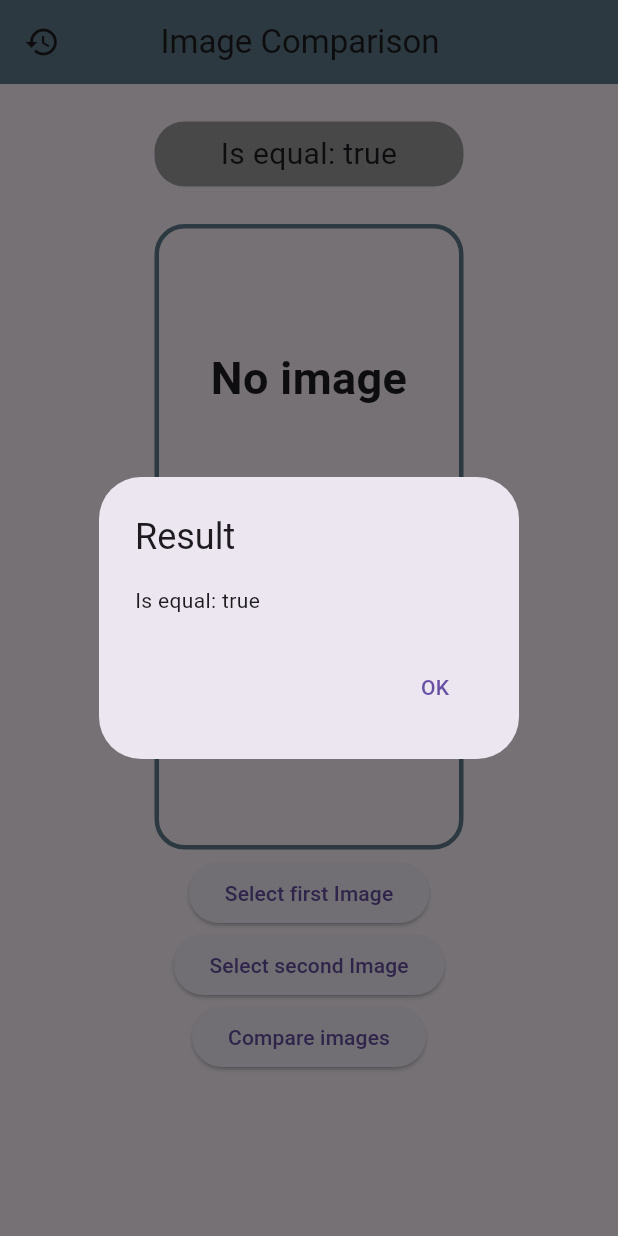
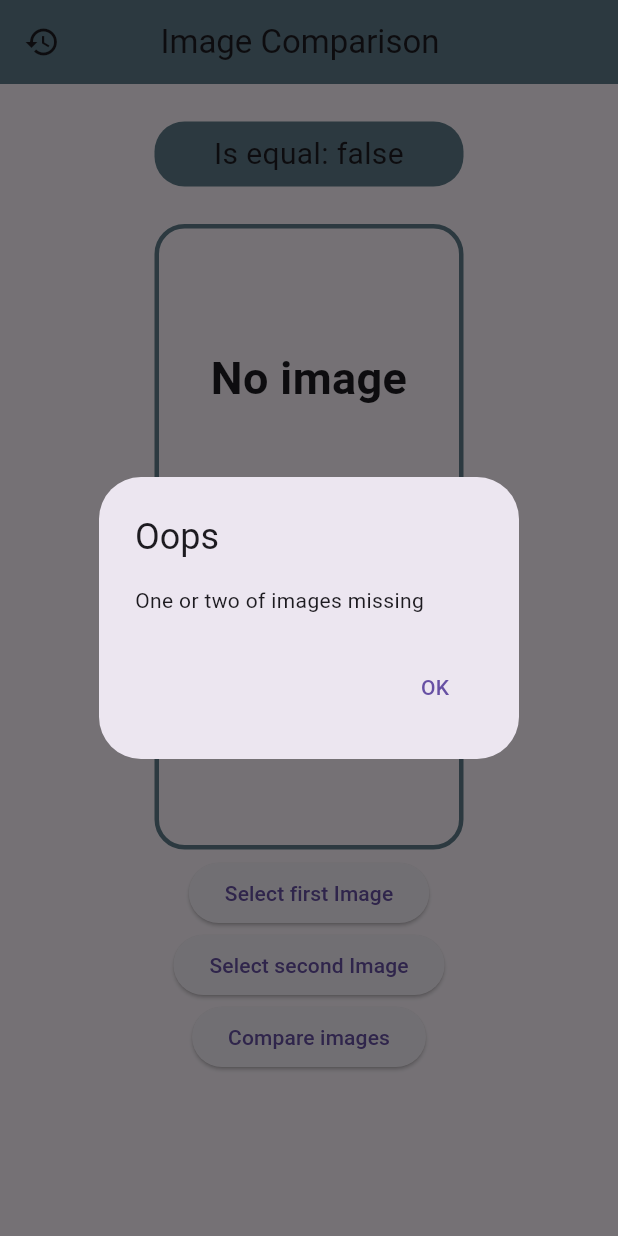
Before and after one commit to Martynov-Vlad-is-love/compare_two_images, a Flutter app: the screen it shows after launch, after a tap on "Compare images", on a phone screen of 412 x 824 dp. Run offline on Flutter 3.47's test engine with Material 3 defaults, Android fonts, the phone set to English and light mode, and no system bars; our stand-ins replace hive_flutter, image_picker; accounts and stored records are empty.

Commit message:
Add some error resistance. Bug fix

```diff
--- /dev/null
+++ b/lib/algorithm/file_extension_checker.dart
@@ -0,0 +1,35 @@
+/// This class can check file extension.
+class FileExtensionChecker {
+  final _imageExtensions = [
+    'avif',
+    'gif',
+    'jpg',
+    'jpeg',
+    'jfif',
+    'pjpeg',
+    'pjp',
+    'png',
+    'svg',
+    'webp',
+  ];
+
+  String _getFileExtension(String filePath) {
+    return filePath.split('.').last.toLowerCase();
+  }
+
+  /// Checks file extension to detect non-images.
+  bool isImageFileByPath(String filePath) {
+    final extension = _getFileExtension(filePath);
+
+    return _imageExtensions.contains(extension);
+  }
+
+  /// This method compares two file extensions by path.
+  bool compareFileExtensionsByImagePath(
+    String firstFilePath,
+    String secondFilePath,
+  ) {
+    return _getFileExtension(firstFilePath) ==
+        _getFileExtension(secondFilePath);
+  }
+}
--- a/lib/algorithm/image_comparison.dart
+++ b/lib/algorithm/image_comparison.dart
@@ -1,4 +1,5 @@
 import 'dart:io';
+import 'package:compare_two_images/algorithm/file_extension_checker.dart';
 import 'package:flutter/material.dart';
 import 'package:flutter/services.dart';
 import 'package:image_picker/image_picker.dart';
@@ -33,9 +34,12 @@ class ImageComparison extends ChangeNotifier {
   /// Method to take image from gallery.
   Future<File?> _getImageFromGallery() async {
     final imagePicker = ImagePicker();
+    final fileChecker = FileExtensionChecker();
     final pickedImage =
         await imagePicker.pickImage(source: ImageSource.gallery);
-    if (pickedImage != null) {
+
+    if (pickedImage != null &&
+        fileChecker.isImageFileByPath(pickedImage.path)) {
       return File(pickedImage.path);
     }
 
--- a/lib/controller/history_storage_controller.dart
+++ b/lib/controller/history_storage_controller.dart
@@ -7,6 +7,7 @@ import 'package:flutter/cupertino.dart';
 class HistoryStorageController extends ChangeNotifier {
   final _historyStorage = HistoryStorage();
   List<Map<dynamic, dynamic>> _historyList = [];
+
   /// History comparison list.
   List<Map<dynamic, dynamic>> get historyList => _historyList;
 
@@ -42,6 +43,6 @@ class HistoryStorageController extends ChangeNotifier {
   ) async {
     await _historyStorage
         .deleteImageComparisonFromStorage(indexOfComparisonBox);
-    notifyListeners();
+    await getImageComparisonHistoryFromStorage();
   }
 }
--- a/lib/storage/history_storage.dart
+++ b/lib/storage/history_storage.dart
@@ -4,7 +4,8 @@ import 'package:hive_flutter/hive_flutter.dart';
 class HistoryStorage {
   /// Method to add comparison results to storage.
   Future<void> addImageComparisonToHistoryStorage(
-      Map<String, dynamic> comparisonResult,) async {
+    Map<String, dynamic> comparisonResult,
+  ) async {
     final imagesHistoryBox = await Hive.openBox('imagesHistoryBox');
     await imagesHistoryBox.add(comparisonResult);
     await imagesHistoryBox.close();
@@ -15,7 +16,6 @@ class HistoryStorage {
     final imagesHistoryBox = await Hive.openBox('imagesHistoryBox');
 
     return imagesHistoryBox.values;
-
   }
 
   /// Method to delete comparison results to storage.
--- a/lib/ui/screen/pick_image_screen.dart
+++ b/lib/ui/screen/pick_image_screen.dart
@@ -19,7 +19,7 @@ class PickImageScreen extends StatelessWidget {
             child: Text('Image Comparison'),
           ),
           leading: Builder(
-            builder:(context) => IconButton(
+            builder: (context) => IconButton(
               onPressed: () {
                 Navigator.push(
                   context,
--- a/lib/ui/widget/compare_widget.dart
+++ b/lib/ui/widget/compare_widget.dart
@@ -1,9 +1,13 @@
+import 'package:compare_two_images/algorithm/file_extension_checker.dart';
 import 'package:compare_two_images/algorithm/image_comparison.dart';
 import 'package:compare_two_images/constant.dart';
 import 'package:compare_two_images/controller/history_storage_controller.dart';
 import 'package:compare_two_images/ui/widget/comparison_result_dialog.dart';
+import 'package:compare_two_images/ui/widget/custom_text_widget.dart';
+import 'package:compare_two_images/ui/widget/different_extensions_alert_dialog.dart';
 import 'package:compare_two_images/ui/widget/empty_image_widget.dart';
 import 'package:compare_two_images/ui/widget/image_file_with_border.dart';
+import 'package:compare_two_images/ui/widget/image_missing_alert_dialog.dart';
 import 'package:flutter/material.dart';
 import 'package:provider/provider.dart';
 
@@ -15,7 +19,6 @@ class CompareWidget extends StatelessWidget {
     final image1 = images.firstFileImage;
     final image2 = images.secondFileImage;
     final size = MediaQuery.of(context).size;
-    Color color = Constant.greyColor;
     final historyStorage = context.watch<HistoryStorageController>();
 
     final firstImageWidget = image1 != null
@@ -25,23 +28,17 @@ class CompareWidget extends StatelessWidget {
         ? ImageFileWithBorder(screenSize: size, image: image2)
         : EmptyImageWidget(screenSize: size);
 
-    final widgets = <Widget>[
+    return SingleChildScrollView(
+      child: Center(
+        child: Column(
+          mainAxisAlignment: MainAxisAlignment.center,
+          children: [
             Padding(
               padding: const EdgeInsets.only(bottom: 25, top: 25),
-        child: Container(
-          width: size.width / 2,
-          height: size.height / 19,
-          decoration: BoxDecoration(
-            color: color,
-            borderRadius: const BorderRadius.all(Radius.circular(20)),
-          ),
-          child: Center(
-            child: Text(
-              textAlign: TextAlign.center,
-              'Is equal: ${images.isImageEqual}',
-              style: const TextStyle(fontSize: 20),
-            ),
-          ),
+              child: CustomTextWidget(
+                screenSize: size,
+                backgroundColor: Constant.blueGreyColor,
+                isImageEqual: images.isImageEqual,
               ),
             ),
             Padding(
@@ -62,17 +59,25 @@ class CompareWidget extends StatelessWidget {
             ),
             ElevatedButton(
               onPressed: () async {
+                final fileChecker = FileExtensionChecker();
+                final firstImagePath = image1?.path;
+                final secondImagePath = image2?.path;
+
+                if (firstImagePath != null && secondImagePath != null) {
+                  if (fileChecker.compareFileExtensionsByImagePath(
+                    firstImagePath,
+                    firstImagePath,
+                  )) {
+
                     await images.compareImages();
                     final isImagesEqual = images.isImageEqual;
-
-          color =
-              isImagesEqual == false ? Constant.redColor : Constant.greenColor;
-
                     await historyStorage.addImageComparisonToHistoryStorage(
                       images,
                       isImagesEqual: isImagesEqual,
                     );
-
+                    if (!context.mounted) {
+                      return;
+                    }
                     await showDialog(
                       builder: (_) {
                         return ComparisonResultDialog(
@@ -82,16 +87,26 @@ class CompareWidget extends StatelessWidget {
                       },
                       context: context,
                     );
+                  } else {
+                    await showDialog(
+                      context: context,
+                      builder: (_) {
+                        return const DifferentExtensionsAlertDialog();
+                      },
+                    );
+                  }
+                } else {
+                  await showDialog(
+                    context: context,
+                    builder: (_) {
+                      return const ImageMissingAlertDialog();
+                    },
+                  );
+                }
               },
               child: const Text('Compare images'),
             ),
-    ];
-
-    return SingleChildScrollView(
-      child: Center(
-        child: Column(
-          mainAxisAlignment: MainAxisAlignment.center,
-          children: widgets,
+          ],
         ),
       ),
     );
--- a/lib/ui/widget/comparison_result_dialog.dart
+++ b/lib/ui/widget/comparison_result_dialog.dart
@@ -11,7 +11,8 @@ class ComparisonResultDialog extends StatelessWidget {
   /// Constructor.
   const ComparisonResultDialog({
     required this.context,
-    required this.isEqual, super.key,
+    required this.isEqual,
+    super.key,
   });
 
   @override
--- /dev/null
+++ b/lib/ui/widget/custom_text_widget.dart
@@ -0,0 +1,40 @@
+import 'package:flutter/widgets.dart';
+
+/// Custom text widget.
+class CustomTextWidget extends StatelessWidget {
+  /// Constructor.
+  const CustomTextWidget({
+    required this.screenSize,
+    required this.backgroundColor,
+    required this.isImageEqual,
+    super.key,
+  });
+
+  /// Screen size.
+  final Size screenSize;
+
+  /// Background color of this widget
+  final Color backgroundColor;
+
+  /// Is images equal.
+  final bool isImageEqual;
+
+  @override
+  Widget build(BuildContext context) {
+    return Container(
+      width: screenSize.width / 2,
+      height: screenSize.height / 19,
+      decoration: BoxDecoration(
+        color: backgroundColor,
+        borderRadius: const BorderRadius.all(Radius.circular(20)),
+      ),
+      child: Center(
+        child: Text(
+          textAlign: TextAlign.center,
+          'Is equal: $isImageEqual',
+          style: const TextStyle(fontSize: 20),
+        ),
+      ),
+    );
+  }
+}
--- /dev/null
+++ b/lib/ui/widget/image_missing_alert_dialog.dart
@@ -0,0 +1,25 @@
+import 'package:flutter/material.dart';
+
+/// Image missing alert dialog.
+class ImageMissingAlertDialog extends StatelessWidget {
+  /// Constructor.
+  const ImageMissingAlertDialog({
+    super.key,
+  });
+
+  @override
+  Widget build(BuildContext context) {
+    return AlertDialog(
+      title: const Text('Oops'),
+      content: const Text('One or two of images missing'),
+      actions: [
+        TextButton(
+          onPressed: () {
+            Navigator.pop(context);
+          },
+          child: const Text('OK'),
+        ),
+      ],
+    );
+  }
+}
```
Also changed, not shown: lib/ui/screen/history_screen.dart (+4 -3 lines), lib/ui/widget/different_extensions_alert_dialog.dart (added, +26 -0 lines). Lines whose indentation alone changed are shown as unchanged.
